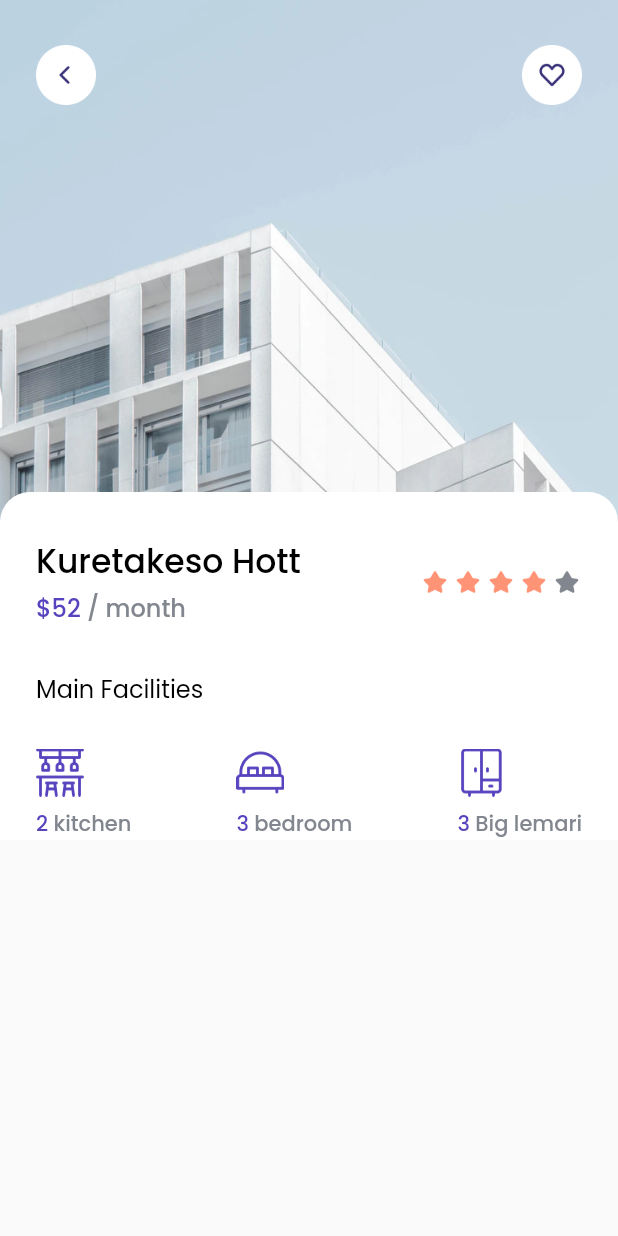
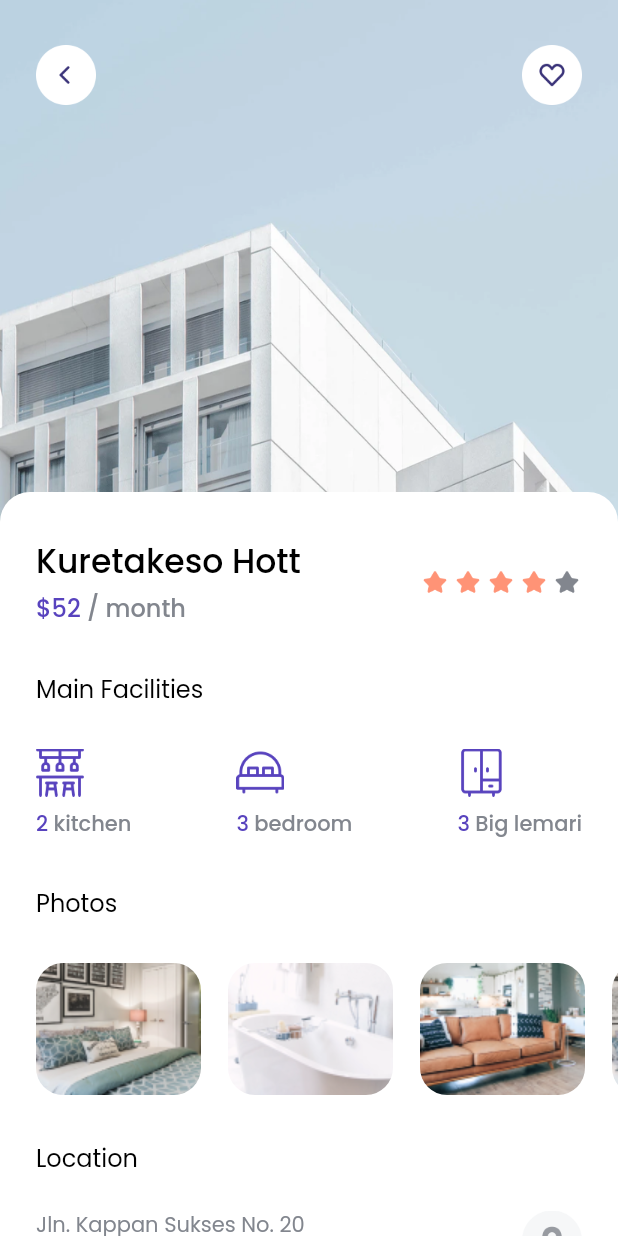
Before and after one commit to fanicahyo7/bwa_cozy, a Flutter app: the DetailPage screen opened directly, on a phone screen of 412 x 824 dp. Run offline on Flutter 3.47's test engine with Material 2 defaults, Android fonts, the phone set to English and light mode, and no system bars; our stand-ins replace google_fonts.

```diff
--- a/lib/pages/detail_page.dart
+++ b/lib/pages/detail_page.dart
@@ -1,10 +1,22 @@
 import 'package:bwa_cozy/theme.dart';
 import 'package:bwa_cozy/widgets/facilities_button.dart';
 import 'package:flutter/material.dart';
+import 'package:url_launcher/url_launcher.dart';
+
+import '../theme.dart';
+import 'error_page.dart';
 
 class DetailPage extends StatelessWidget {
   @override
   Widget build(BuildContext context) {
+    launchUrl(String url) async {
+      if (await canLaunch(url)) {
+        launch(url);
+      } else {
+        Navigator.push(context, MaterialPageRoute(builder: (context) => ErrorPage()));
+      }
+    }
+
     return Scaffold(
       body: SafeArea(
           child: Stack(
@@ -14,27 +26,6 @@ class DetailPage extends StatelessWidget {
             width: MediaQuery.of(context).size.width,
             height: 350,
             fit: BoxFit.cover,
-          ),
-          Container(
-            margin: EdgeInsets.fromLTRB(jarak, 30, jarak, 0),
-            child: Row(
-              mainAxisAlignment: MainAxisAlignment.spaceBetween,
-              children: [
-                InkWell(
-                  onTap: () {
-                    Navigator.pop(context);
-                  },
-                  child: Image.asset(
-                    'assets/btn_back.png',
-                    width: 40,
-                  ),
-                ),
-                Image.asset(
-                  'assets/btn_wishlist.png',
-                  width: 40,
-                ),
-              ],
-            ),
           ),
           ListView(
             children: [
@@ -149,12 +140,167 @@ class DetailPage extends StatelessWidget {
                               'Big lemari', 'assets/icon-lemari.png', 3),
                         ],
                       ),
+                    ),
+                    SizedBox(
+                      height: 30,
+                    ),
+                    //NOTE : Photos
+                    Container(
+                      padding: EdgeInsets.only(left: jarak),
+                      margin: EdgeInsets.only(bottom: 16),
+                      child: Text(
+                        'Photos',
+                        style: TextStyle(color: blackColor, fontSize: 16),
+                      ),
+                    ),
+                    SizedBox(
+                      height: 12,
+                    ),
+                    Container(
+                      height: 88,
+                      child: ListView(
+                        padding: EdgeInsets.symmetric(horizontal: jarak),
+                        scrollDirection: Axis.horizontal,
+                        children: [
+                          ClipRRect(
+                            borderRadius: BorderRadius.all(Radius.circular(18)),
+                            child: Image.asset(
+                              'assets/photo1.png',
+                              width: 110,
+                              height: 88,
+                              fit: BoxFit.cover,
+                            ),
+                          ),
+                          SizedBox(
+                            width: 18,
+                          ),
+                          ClipRRect(
+                            borderRadius: BorderRadius.all(Radius.circular(18)),
+                            child: Image.asset(
+                              'assets/photo2.png',
+                              width: 110,
+                              height: 88,
+                              fit: BoxFit.cover,
+                            ),
+                          ),
+                          SizedBox(
+                            width: 18,
+                          ),
+                          ClipRRect(
+                            borderRadius: BorderRadius.all(Radius.circular(18)),
+                            child: Image.asset(
+                              'assets/photo3.png',
+                              width: 110,
+                              height: 88,
+                              fit: BoxFit.cover,
+                            ),
+                          ),
+                          SizedBox(
+                            width: 18,
+                          ),
+                          ClipRRect(
+                            borderRadius: BorderRadius.all(Radius.circular(18)),
+                            child: Image.asset(
+                              'assets/photo1.png',
+                              width: 110,
+                              height: 88,
+                              fit: BoxFit.cover,
+                            ),
+                          ),
+                        ],
+                      ),
+                    ),
+                    SizedBox(
+                      height: 30,
+                    ),
+                    // NOTE : LOCATION
+                    Container(
+                      padding: EdgeInsets.only(left: jarak),
+                      margin: EdgeInsets.only(bottom: 16),
+                      child: Text(
+                        'Location',
+                        style: TextStyle(color: blackColor, fontSize: 16),
+                      ),
+                    ),
+                    SizedBox(
+                      height: 6,
+                    ),
+                    Padding(
+                      padding: EdgeInsets.symmetric(horizontal: jarak),
+                      child: Row(
+                        mainAxisAlignment: MainAxisAlignment.spaceBetween,
+                        children: [
+                          Text(
+                            'Jln. Kappan Sukses No. 20\nPalembang',
+                            style: TextStyle(color: greyColor),
+                          ),
+                          InkWell(
+                            onTap: () {
+                              // launchUrl('https://g.page/Alunalunbatu?share');
+                              launchUrl('qwregrh');
+                            },
+                            child: Image.asset(
+                              'assets/btn_map.png',
+                              width: 40,
+                            ),
+                          )
+                        ],
+                      ),
+                    ),
+                    SizedBox(
+                      height: 40,
+                    ),
+                    InkWell(
+                      onTap: () {
+                        launchUrl('tel:+6282334349494');
+                      },
+                      child: Container(
+                        padding: EdgeInsets.symmetric(horizontal: jarak),
+                        height: 50,
+                        width: MediaQuery.of(context).size.width,
+                        child: RaisedButton(
+                          color: purpleColor,
+                          shape: RoundedRectangleBorder(
+                              borderRadius:
+                                  BorderRadius.all(Radius.circular(17))),
+                          onPressed: () {},
+                          child: Text(
+                            'Book Now',
+                            style: poppinsMedium.copyWith(
+                                fontSize: 18, color: whiteColor),
+                          ),
+                        ),
+                      ),
+                    ),
+                    SizedBox(
+                      height: 40,
                     )
                   ],
                 ),
               ),
             ],
-          )
+          ),
+          Container(
+            margin: EdgeInsets.fromLTRB(jarak, 30, jarak, 0),
+            child: Row(
+              mainAxisAlignment: MainAxisAlignment.spaceBetween,
+              children: [
+                InkWell(
+                  onTap: () {
+                    Navigator.pop(context);
+                  },
+                  child: Image.asset(
+                    'assets/btn_back.png',
+                    width: 40,
+                  ),
+                ),
+                Image.asset(
+                  'assets/btn_wishlist.png',
+                  width: 40,
+                ),
+              ],
+            ),
+          ),
         ],
       )),
     );
--- a/pubspec.yaml
+++ b/pubspec.yaml
@@ -25,6 +25,7 @@ dependencies:
     sdk: flutter
   cupertino_icons: ^1.0.0
   google_fonts: ^1.1.2
+  url_launcher: ^5.7.10
 
 dev_dependencies:
   flutter_test:
```
Also changed, not shown: lib/pages/error_page.dart (added, +60 -0 lines), pubspec.lock.
